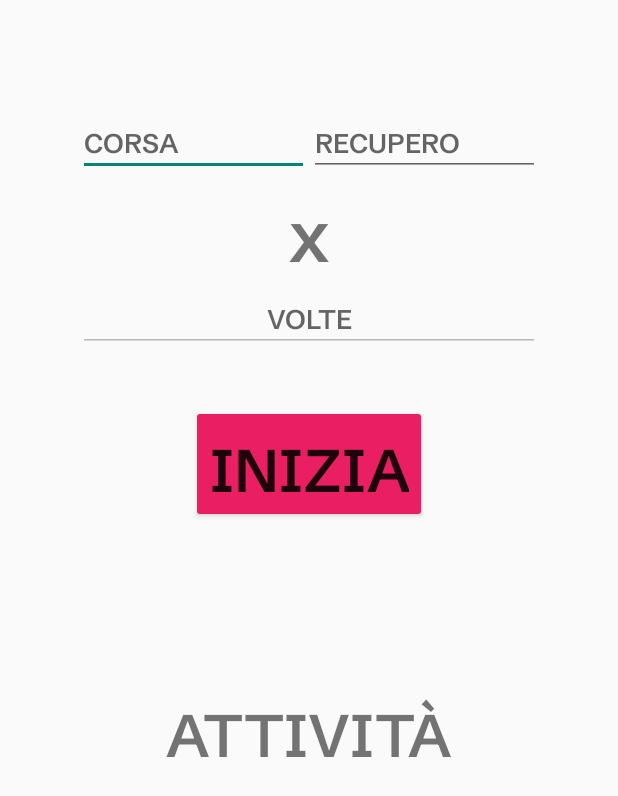
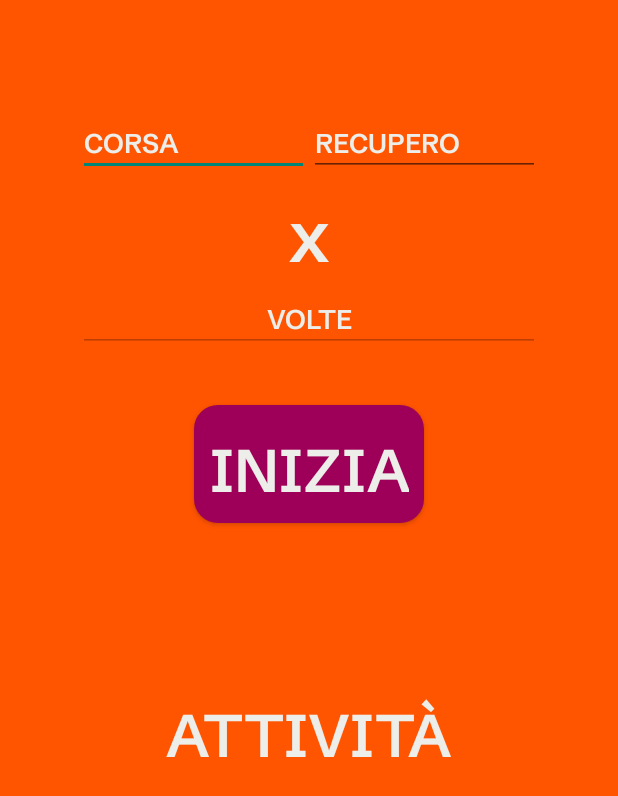
Before and after one commit to eumir2/TimerCorsa, an Android app built with Jetpack Compose: the screen it shows after launch (MainActivity), after a tap on "INIZIA", on a phone screen of 412 x 824 dp. Shown: the top 796 px of the screen. Run offline under Robolectric (Android 15) with nearby library versions, the phone set to English and light mode, and no system bars; 3 statements that could not run were skipped.

Commit message:
UI Updated + switch tra corsa, riposo e fine

```diff
--- a/app/src/main/java/com/example/timercorsa/MainActivity.kt
+++ b/app/src/main/java/com/example/timercorsa/MainActivity.kt
@@ -12,6 +12,7 @@ import android.widget.EditText
 import android.widget.TextView
 import androidx.activity.ComponentActivity
 import androidx.activity.enableEdgeToEdge
+import androidx.core.content.ContextCompat
 
 
 class MainActivity : ComponentActivity() {
@@ -24,6 +25,10 @@ class MainActivity : ComponentActivity() {
     }
 
     fun timer(v: View) {
+        val rootView: View = findViewById(android.R.id.content)
+        val corsaColor = ContextCompat.getColor(this, R.color.corsa)
+        val recuperoColor = ContextCompat.getColor(this, R.color.riposo)
+        val finishColor = ContextCompat.getColor(this, R.color.finish)
         val a: Activity = v.context as Activity
 
         val recupero = a.findViewById<EditText>(R.id.recupero).text.toString().toLong()
@@ -60,7 +65,10 @@ class MainActivity : ComponentActivity() {
                 override fun onFinish() {
                     soundPlayer.playSound(recuperoUri)
                     current.setText("Recupero")
-                    startRecuperoTimer()
+
+                    // Set the background color programmatically
+                    rootView.setBackgroundColor(recuperoColor)
+                    handler.postDelayed({ startRecuperoTimer() }, 5000)
                 }
 
                 //Funzione per gestire il timer del recupero.
@@ -76,10 +84,12 @@ class MainActivity : ComponentActivity() {
                                 current.setText("Attività")
                                 counter.setText((volte-currentCycle).toString())
                                 soundPlayer.playSound(corsaUri)
+                                rootView.setBackgroundColor(corsaColor)
                                 handler.postDelayed({ startAttivitaTimer() }, 5000) // Aspetta 5 secondi prima di avviare il timer di attività
                             }else{
                                 counter.setText("Finish!!!")
                                 current.setText("Finish!!!")
+                                rootView.setBackgroundColor(finishColor)
                                 soundPlayer.playSound(completeUri)
                             }
                         }
@@ -93,6 +103,7 @@ class MainActivity : ComponentActivity() {
         // Inizia il primo ciclo con il timer di attività
         current.setText("Attività")
         soundPlayer.playSound(corsaUri)
+        rootView.setBackgroundColor(corsaColor)
         handler.postDelayed({
             startAttivitaTimer()}, 5000)
 
--- /dev/null
+++ b/app/src/main/res/drawable/button.xml
@@ -0,0 +1,5 @@
+<?xml version="1.0" encoding="utf-8"?>
+    <shape xmlns:android="http://schemas.android.com/apk/res/android">
+        <solid android:color="#9e0059" />
+        <corners android:radius="16dp" />
+    </shape>
--- a/app/src/main/res/layout/activity_main.xml
+++ b/app/src/main/res/layout/activity_main.xml
@@ -76,26 +76,27 @@
         android:id="@+id/INIZIA"
         android:layout_width="wrap_content"
         android:layout_height="wrap_content"
-        android:backgroundTint="#E91E63"
         android:onClick="timer"
         android:text="INIZIA"
         android:textSize="40sp"
-        app:layout_constraintTop_toBottomOf="@id/tableLayout"
+        android:background="@drawable/button"
+        android:padding="10dp"
         app:layout_constraintEnd_toEndOf="parent"
-        app:layout_constraintStart_toStartOf="parent" />
+        app:layout_constraintStart_toStartOf="parent"
+        app:layout_constraintTop_toBottomOf="@id/tableLayout" />
 
     <EditText
         android:id="@+id/tempo"
         android:layout_width="wrap_content"
         android:layout_height="wrap_content"
         android:layout_marginTop="4dp"
+        android:background="@android:color/transparent"
         android:inputType="time"
+        android:letterSpacing="0.5"
+        android:textAlignment="center"
         android:textAllCaps="true"
         android:textSize="60dp"
-        android:letterSpacing="0.5"
         app:layout_constraintEnd_toEndOf="parent"
-        android:textAlignment="center"
-        android:background="@android:color/transparent"
         app:layout_constraintStart_toStartOf="parent"
         app:layout_constraintTop_toBottomOf="@+id/current" />
 
--- a/app/src/main/res/values/colors.xml
+++ b/app/src/main/res/values/colors.xml
@@ -7,4 +7,8 @@
     <color name="teal_700">#FF018786</color>
     <color name="black">#FF000000</color>
     <color name="white">#FFFFFFFF</color>
+    <color name="corsa">#ff5400</color>
+    <color name="riposo">#390099</color>
+    <color name="finish">#ffbd00</color>
+
 </resources>
--- a/app/src/main/res/values/themes.xml
+++ b/app/src/main/res/values/themes.xml
@@ -1,7 +1,9 @@
 <?xml version="1.0" encoding="utf-8"?>
-<resources>
+<resources xmlns:android="http://schemas.android.com/apk/res/android">
 
     <style name="Theme.TimerCorsa" parent="android:Theme.Material.Light.NoActionBar">
         <item name="android:fontFamily">@font/font</item>
+        <item name="android:textColor">#edede9</item>
+        <item name="android:textColorHint">#edede9</item>
     </style>
 </resources>
```
